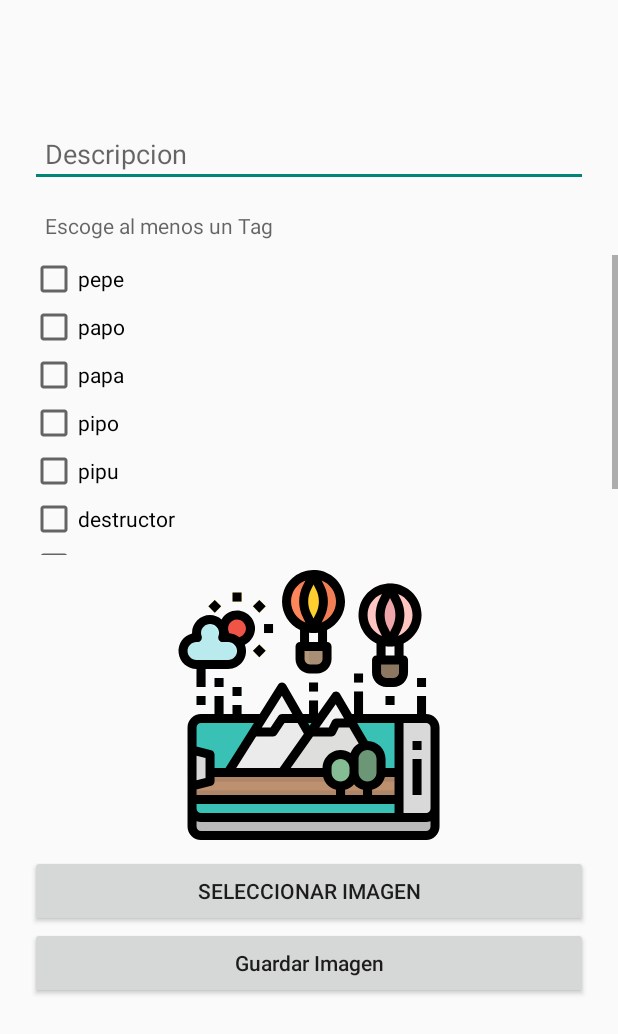
After one commit to PinArt-sa-2020-i/PinArt-MA, an Android app: the AddMultimediaActivity screen opened directly, with no data from a screen before it, on a phone screen of 412 x 824 dp. The commit adds this screen. Shown: the top 1034 px of the screen. Run offline under Robolectric (Android 15) with nearby library versions, the phone set to English and light mode, and no system bars; pictures from the network do not load.

Commit message:
:100: Add Multimedia Screen Implementation

```diff
--- a/app/src/main/AndroidManifest.xml
+++ b/app/src/main/AndroidManifest.xml
@@ -4,6 +4,8 @@
 
     <uses-permission android:name="android.permission.INTERNET" />
     <uses-permission android:name="android.permission.ACCESS_NETWORK_STATE" />
+
+    <uses-permission android:name="android.permission.READ_EXTERNAL_STORAGE" />
 
     <application
         android:allowBackup="true"
@@ -24,9 +26,8 @@
         </activity>
 
         <activity android:name=".ui.RegisterActivity" ></activity>
-
-
         <activity android:name=".ui.MainActivity"></activity>
+        <activity android:name=".ui.AddMultimediaActivity"></activity>
     </application>
 
 </manifest>
--- /dev/null
+++ b/app/src/main/java/com/example/pinart_ma/ui/AddMultimediaActivity.kt
@@ -0,0 +1,101 @@
+package com.example.pinart_ma.ui
+
+import android.Manifest
+import android.app.Activity
+import android.content.Intent
+import android.content.pm.PackageManager
+import android.os.Build
+import android.os.Bundle
+import android.widget.CheckBox
+import android.widget.Toast
+import androidx.appcompat.app.AppCompatActivity
+import com.example.pinart_ma.R
+import kotlinx.android.synthetic.main.activity_add_multimedia.*
+
+
+class AddMultimediaActivity: AppCompatActivity() {
+
+    override fun onCreate(savedInstanceState: Bundle?) {
+        val tagList: MutableList<String> = mutableListOf("pepe", "papo", "papa","pipo", "pipu", "destructor", "masticadores", "esternocledomastoideo")
+        val checkBoxList: MutableList<CheckBox> = mutableListOf()
+        val selectedTags: MutableList<String> = mutableListOf()
+        super.onCreate(savedInstanceState)
+
+        setContentView(R.layout.activity_add_multimedia)
+
+        for (i in 0 until tagList.size) {
+            val ch = CheckBox(this)
+            ch.text = tagList[i]
+            checkBoxList.add(ch)
+            tagsRow.addView(checkBoxList[i])
+
+        }
+
+        img_pick_btn.setOnClickListener{
+            if(Build.VERSION.SDK_INT >= Build.VERSION_CODES.M){
+                if(checkSelfPermission(Manifest.permission.READ_EXTERNAL_STORAGE) == PackageManager.PERMISSION_DENIED){
+                    val permissions = arrayOf(Manifest.permission.READ_EXTERNAL_STORAGE)
+                    requestPermissions(permissions, PERMISSION_CODE)
+                }else{
+                    pickImageFromGallery();
+                }
+            }else{
+                pickImageFromGallery();
+            }
+        }
+
+        saveImage.setOnClickListener {
+            if(description.text.isNotEmpty() and tagList.isNotEmpty() and img_pick_btn.text.equals("Image Selected")){
+                for(checkBox in checkBoxList){
+                    if(checkBox.isChecked){
+                        selectedTags.add(checkBox.text.toString())
+                    }
+                }
+
+                Toast.makeText(this, selectedTags.toString(), Toast.LENGTH_SHORT).show()
+                finish()
+            }else{
+                Toast.makeText(this, "Informacion incompleta", Toast.LENGTH_SHORT).show()
+            }
+        }
+
+        //initializeUi()
+    }
+
+    private fun pickImageFromGallery() {
+        //Intent to pick image
+        val intent = Intent(Intent.ACTION_PICK)
+        intent.type = "image/*"
+        startActivityForResult(intent, IMAGE_PICK_CODE)
+    }
+
+    companion object{
+        private val IMAGE_PICK_CODE = 1000
+        private val PERMISSION_CODE = 1001
+    }
+
+    //Handle requested permission result
+    override fun onRequestPermissionsResult(requestCode: Int, permissions: Array<out String>, grantResults: IntArray) {
+        when(requestCode){
+            PERMISSION_CODE -> {
+                if (grantResults.isNotEmpty() && grantResults[0] == PackageManager.PERMISSION_GRANTED){
+                    //Permission from popup granted
+                    pickImageFromGallery()
+                }else{
+                    //Permission from popup denied
+                    Toast.makeText(this, "Permission denied", Toast.LENGTH_SHORT).show()
+                }
+            }
+        }
+    }
+
+    //Handle result of picked image
+    override fun onActivityResult(requestCode: Int, resultCode: Int, data: Intent?) {
+        super.onActivityResult(requestCode, resultCode, data)
+        if (resultCode == Activity.RESULT_OK && requestCode == IMAGE_PICK_CODE){
+            img_pick_btn.text = "Image Selected"
+            image_view.setImageURI(data?.data)
+        }
+    }
+
+}
--- a/app/src/main/java/com/example/pinart_ma/ui/fragments/MyProfileFragment.kt
+++ b/app/src/main/java/com/example/pinart_ma/ui/fragments/MyProfileFragment.kt
@@ -1,6 +1,7 @@
 package com.example.pinart_ma.ui.fragments
 
 import android.content.Context
+import android.content.Intent
 import android.os.Bundle
 import android.preference.PreferenceManager
 import android.view.LayoutInflater
@@ -12,6 +13,7 @@ import androidx.lifecycle.ViewModelProviders
 import com.example.pinart_ma.R
 import com.example.pinart_ma.service.model.Multimedia
 import com.example.pinart_ma.service.model.User
+import com.example.pinart_ma.ui.AddMultimediaActivity
 import com.example.pinart_ma.utils.InjectorUtils
 import com.example.pinart_ma.viewModel.MultimediaViewModel
 import com.example.pinart_ma.viewModel.UserViewModel
@@ -26,6 +28,7 @@ class MyProfileFragment: Fragment() {
     lateinit var user: User
 
     override fun onCreateView(inflater: LayoutInflater, container: ViewGroup?, savedInstanceState: Bundle?): View? {
+
         var view = inflater.inflate(R.layout.my_profile_fragment, container, false)
         loadUser(context)
         return view
@@ -34,6 +37,10 @@ class MyProfileFragment: Fragment() {
     override fun onViewCreated(view: View, savedInstanceState: Bundle?) {
         super.onViewCreated(view, savedInstanceState)
         loadMultimediaFragment()
+        addMultimediaButton.setOnClickListener {
+            var intent = Intent(activity, AddMultimediaActivity::class.java)
+            startActivity(intent)
+        }
 
     }
 
--- /dev/null
+++ b/app/src/main/res/layout/activity_add_multimedia.xml
@@ -0,0 +1,96 @@
+<?xml version="1.0" encoding="utf-8"?>
+<RelativeLayout xmlns:android="http://schemas.android.com/apk/res/android"
+    xmlns:app="http://schemas.android.com/apk/res-auto"
+    xmlns:tools="http://schemas.android.com/tools"
+    android:layout_width="match_parent"
+    android:layout_height="match_parent"
+    tools:context=".ui.RegisterActivity">
+
+    <EditText
+        android:id="@+id/description"
+        android:layout_width="match_parent"
+        android:layout_height="wrap_content"
+        android:layout_centerHorizontal="true"
+
+        android:layout_marginTop="80dp"
+        android:padding="10dp"
+        android:layout_marginLeft="20dp"
+        android:layout_marginRight="20dp"
+
+        android:hint="Descripcion"
+        />
+
+    <LinearLayout
+        android:id="@+id/tagRow"
+        android:layout_width="match_parent"
+        android:layout_height="wrap_content"
+        android:orientation="horizontal"
+        android:layout_below="@+id/description"
+        >
+        <TextView
+            android:id="@+id/addTag"
+            android:layout_width="250dp"
+            android:layout_height="wrap_content"
+            android:padding="10dp"
+            android:layout_marginLeft="20dp"
+            android:layout_marginRight="20dp"
+            android:layout_marginTop="6dp"
+            android:hint="Escoge al menos un Tag"
+            />
+    </LinearLayout>
+
+    <ScrollView
+        android:id="@+id/scrollView"
+        android:layout_width="match_parent"
+        android:layout_height="200dp"
+        android:layout_below="@+id/tagRow">
+        <LinearLayout
+            android:id="@+id/tagsRow"
+            android:layout_width="match_parent"
+            android:layout_marginLeft="20dp"
+            android:layout_marginRight="20dp"
+            android:layout_height="wrap_content"
+            android:orientation="vertical">
+        </LinearLayout>
+    </ScrollView>
+
+
+
+    <ImageView
+        android:id="@+id/image_view"
+        android:scaleType="centerCrop"
+        android:src="@drawable/ic_pinart"
+        android:layout_width="200dp"
+        android:layout_height="200dp"
+        android:layout_centerHorizontal="true"
+        android:padding="10dp"
+        android:layout_below="@+id/scrollView"
+        />
+
+    <Button
+        android:id="@+id/img_pick_btn"
+        android:layout_width="500dp"
+        android:layout_marginLeft="20dp"
+        android:layout_marginRight="20dp"
+        android:padding="10dp"
+        android:text="Seleccionar Imagen"
+        android:layout_height="wrap_content"
+        android:layout_below="@+id/image_view"
+        />
+
+    <Button
+        android:id="@+id/saveImage"
+
+        android:layout_width="match_parent"
+        android:layout_height="wrap_content"
+
+        android:layout_marginLeft="20dp"
+        android:layout_marginRight="20dp"
+        android:layout_below="@+id/img_pick_btn"
+        android:padding="10dp"
+        android:text="Guardar Imagen"
+
+        android:textAllCaps="false"
+        />
+
+</RelativeLayout>
--- a/app/src/main/res/layout/my_profile_fragment.xml
+++ b/app/src/main/res/layout/my_profile_fragment.xml
@@ -36,6 +36,7 @@
         android:orientation="horizontal">
 
         <Button
+            android:id="@+id/addMultimediaButton"
             android:layout_width="wrap_content"
             android:layout_height="wrap_content"
             android:text="Add Multimedia"/>
```
